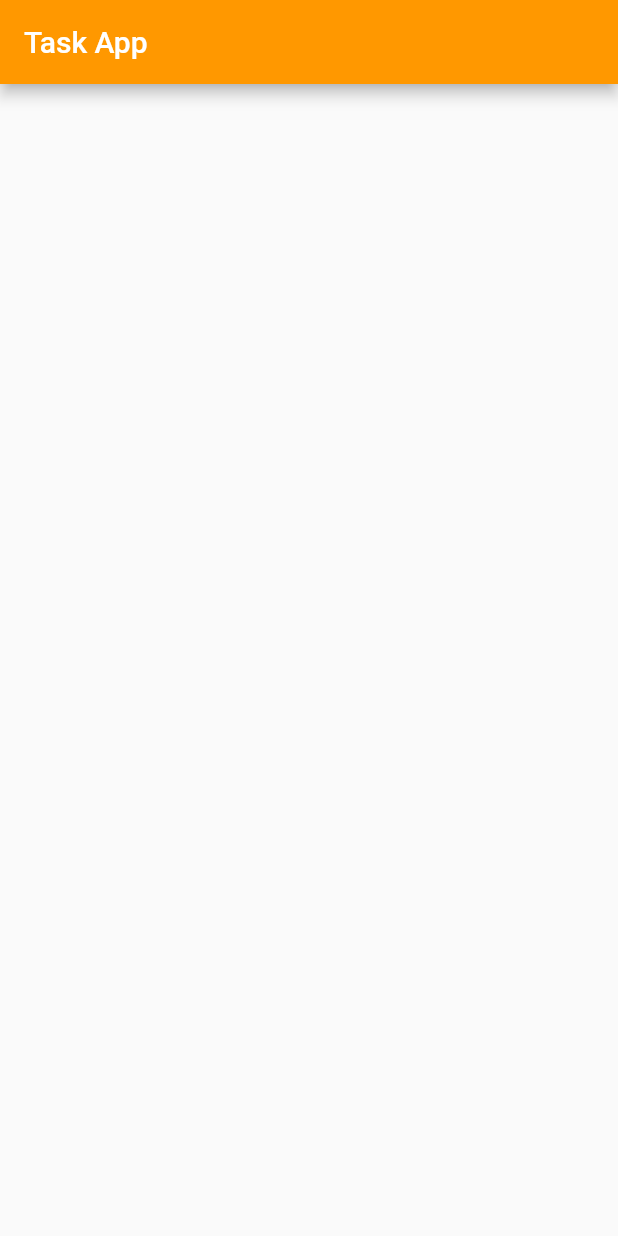
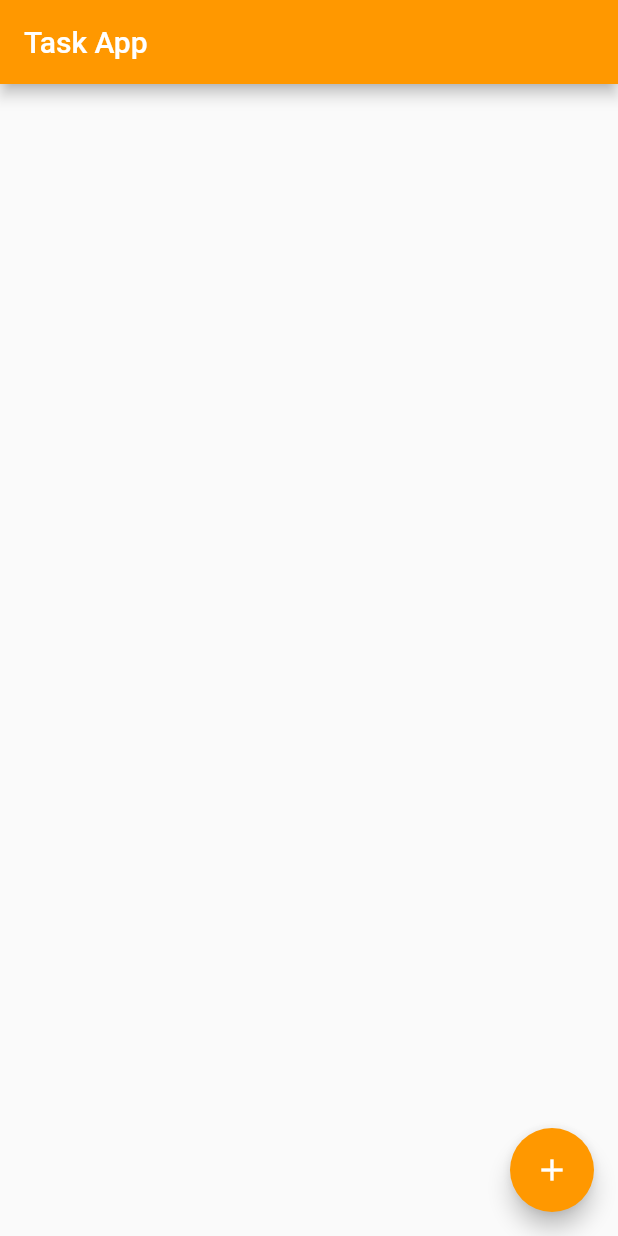
Before and after one commit to adilsontchameia/Task-List-App, a Flutter app: the screen it shows after launch, on a phone screen of 412 x 824 dp. Run offline on Flutter 3.47's test engine with Material 2 defaults, Android fonts, the phone set to English and light mode, and no system bars.

Commit message:
implementacao do floatActionButton

```diff
--- a/lib/Home.dart
+++ b/lib/Home.dart
@@ -15,6 +15,15 @@ class _HomeState extends State<Home> {
         backgroundColor: Colors.orange,
       ),
       body: Container(),
+      floatingActionButton: FloatingActionButton(
+        onPressed: () {
+          print("Pressionado");
+        },
+        child: Icon(Icons.add),
+        backgroundColor: Colors.orange,
+        //elevation: 6, - Valor padrao da sombra
+        //mini: true, - Tamanho mini
+      ),
     );
   }
 }
```
